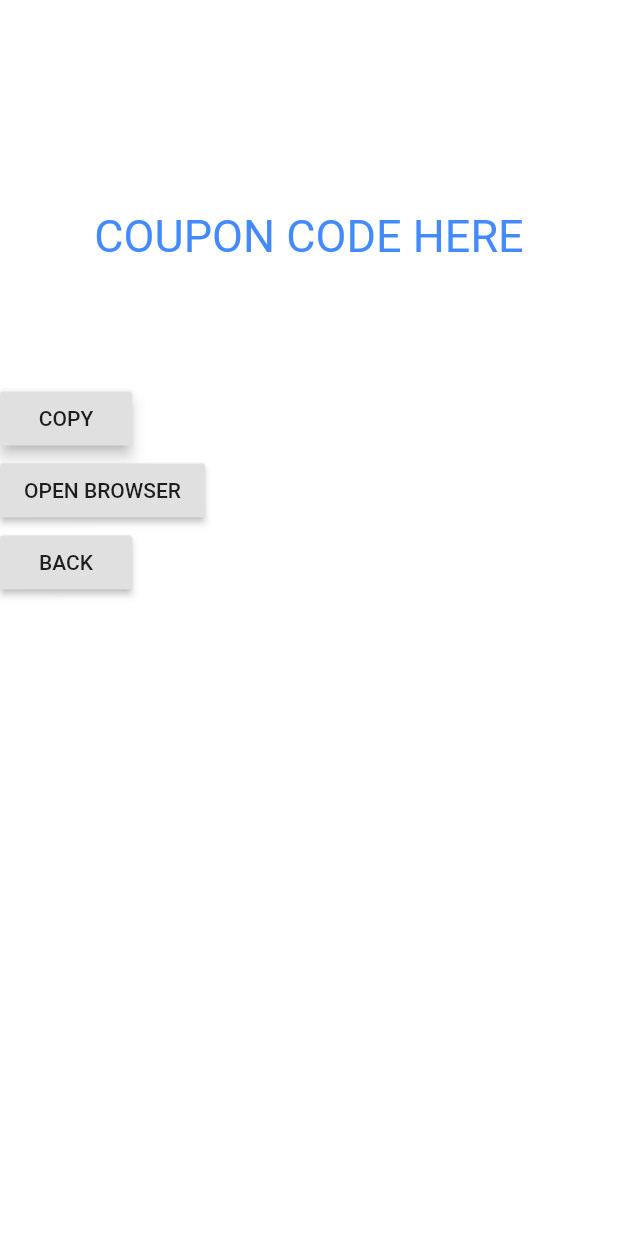
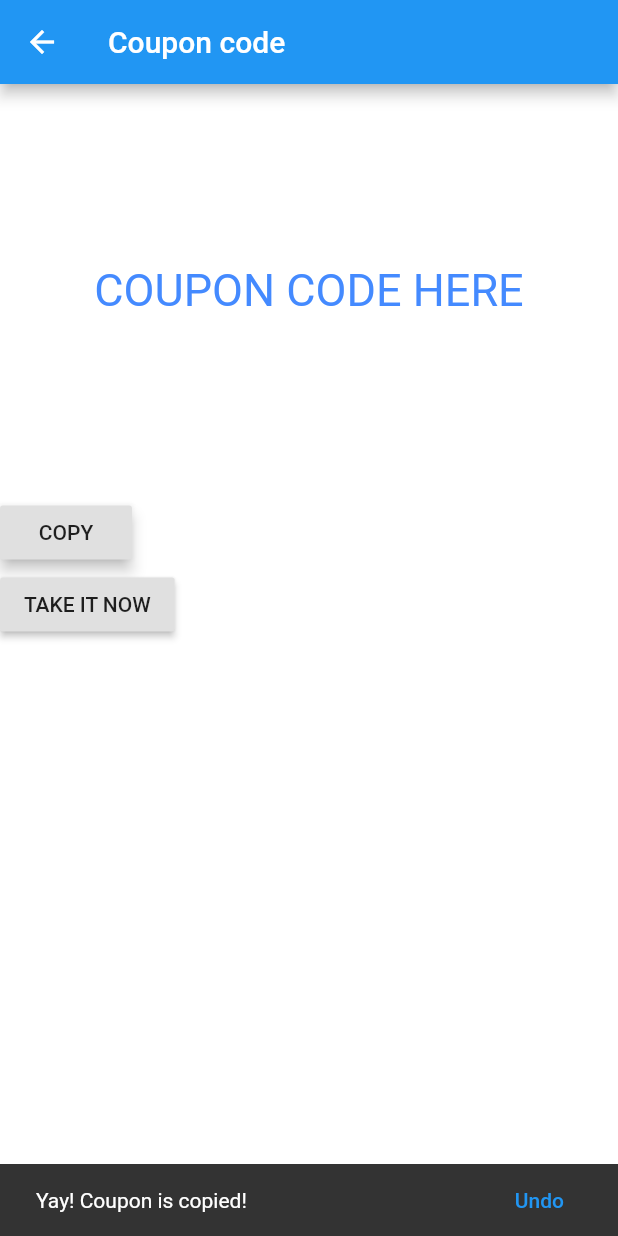
Before and after one commit to sontl/FCAFlutterApp, a Flutter app: the CouponDetailPage screen opened directly, after a tap on "COPY", on a phone screen of 412 x 824 dp. Run offline on Flutter 3.47's test engine with Material 2 defaults, Android fonts, the phone set to English and light mode, and no system bars; our stand-ins replace flutter_html; missing offline and left inert: ads, firebase_admob; accounts and stored records are empty; network calls fail.

Commit message:
add snackbar when copy the clipboard success

```diff
--- a/lib/main.dart
+++ b/lib/main.dart
@@ -5,6 +5,7 @@ import 'package:FreePremiumCourse/models/CourseDetail.dart';
 import 'package:firebase_admob/firebase_admob.dart';
 import 'package:flutter/foundation.dart';
 import 'package:flutter/material.dart';
+import 'package:flutter/services.dart';
 import 'package:flutter_html/flutter_html.dart';
 import 'package:http/http.dart' as http;
 import 'package:FreePremiumCourse/models/Globals.dart' as globals;
@@ -165,7 +166,15 @@ class _MyHomePageState extends State<MyHomePage> {
                 // );
                 var page = await buildCourseDetailPageAsync(item);
                 var route = MaterialPageRoute(builder: (_) => page);
-                Navigator.push(context, route);
+                //Navigator.push(context, route);
+                Navigator.of(context)
+                  .push(route)
+                  .then((value) {
+                    print(value);
+                    AppAds.dispose();
+                    AppAds.init();
+                    AppAds.showBanner(state: this, anchorOffset: 0.0, anchorType: AnchorType.bottom);
+                  });
               },
               child: CourseInfoListItem(courseDetail: item)
               ),
@@ -486,7 +495,6 @@ class CourseDetailPage extends StatelessWidget {
       listener: (MobileAdEvent event) {
         print("InterstitialAd event is $event");
         if (event == MobileAdEvent.closed){
-          AppAds.dispose();
           Navigator.push(context, MaterialPageRoute(builder: (context) => CouponDetailPage()),);
         }
       },
@@ -694,6 +702,18 @@ class CouponDetailPage extends StatelessWidget {
 
     CouponDetailPage({Key key, this.course}) : super(key: key);
 
+    @override
+    Widget build(BuildContext context) {
+      return Scaffold(
+        appBar: AppBar(
+          title: Text('Coupon code'),
+        ),
+        body: SnackBarPage(), // Complete this code in the next step.
+      );
+    }
+  }
+
+  class SnackBarPage extends StatelessWidget {
     _launchURL(url) async {
       if (await canLaunch(url)) {
         await launch(url);
@@ -708,43 +728,48 @@ class CouponDetailPage extends StatelessWidget {
         child: Column(
           crossAxisAlignment: CrossAxisAlignment.center,
           children: <Widget>[
-            const SizedBox(height: 140),
+            const SizedBox(height: 120),
             Container(
               child: Text("COUPON CODE HERE", style: TextStyle(color: Colors.blueAccent, fontSize: 30.0, decoration: TextDecoration.none),)
             ),
-            const SizedBox(height: 80),
+            const SizedBox(height: 120),
             Row(
               children: <Widget>[
                 RaisedButton(
                   child: Text("COPY"),
                   elevation: 4.0,
                   onPressed: () {
+                    Clipboard.setData(new ClipboardData(text: "your text"));
 
+                    AppAds.dispose();
+                    final snackBar = SnackBar(
+                      content: Text('Yay! Coupon is copied!'),
+                      action: SnackBarAction(
+                        label: 'Undo',
+                        onPressed: () {
+                        // Some code to undo the change.
+                      },
+                    ),
+                  );
+
+                  // Find the Scaffold in the widget tree and use
+                  // it to show a SnackBar.
+                  Scaffold.of(context).showSnackBar(snackBar);
                   },
                 )
             ]),
             Row (
               children: <Widget>[
                 RaisedButton(
-                child: Text("OPEN BROWSER"),
+                child: Text("TAKE IT NOW"),
                 onPressed: () {
                   _launchURL("https://www.udemy.com/logistic-regression-decision-tree-and-neural-network-in-r/");
                 },
               ),
               ],
             ),
-            Row(
-              children: <Widget>[
-                RaisedButton(
-                  child: Text("BACK"),
-                  onPressed: () {
-                    Navigator.pop(context);
-                  },
-                )
-              ],
-            )
           ],
         ),
       );
     }
-  }
+}
```
